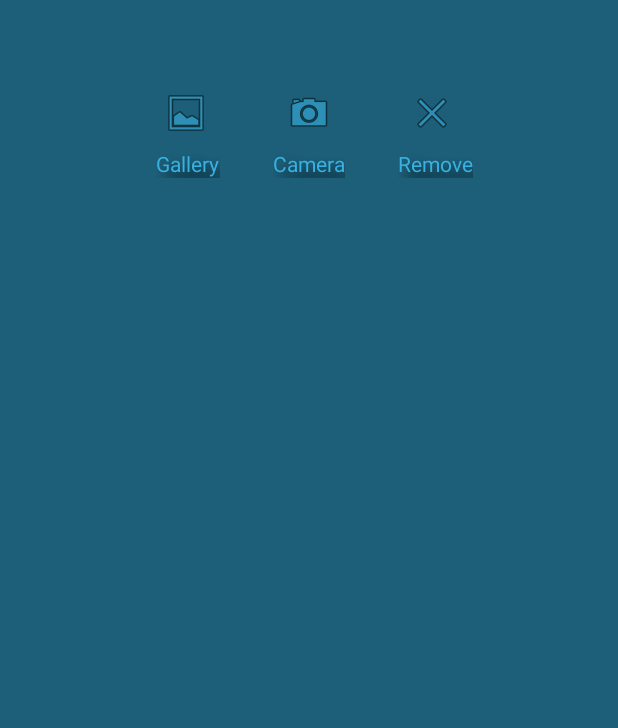
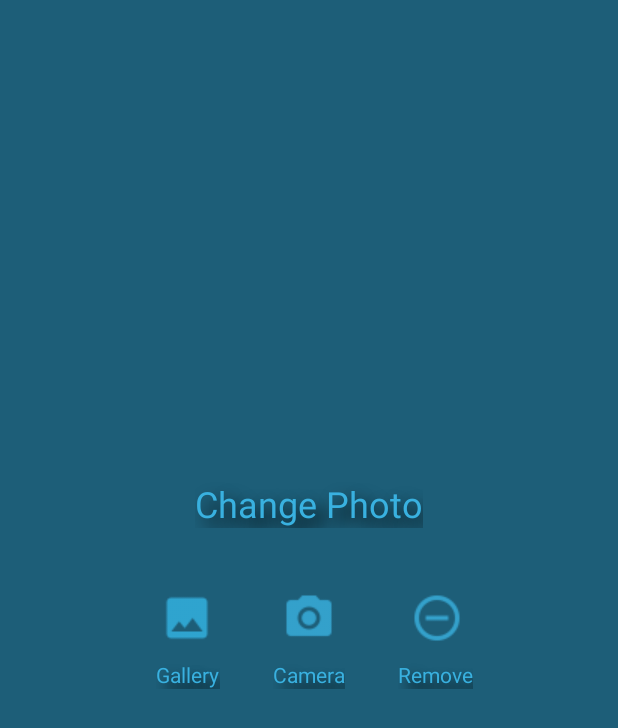
Before and after one commit to Abhi64p/AlumniApp, an Android app: the layout profile_photo_picker_dialog.xml on its own in the app's theme, with its tools: preview values and no code run, on a phone screen of 412 x 824 dp. Shown: the top 728 px of the screen. Run offline under Robolectric (Android 15) with nearby library versions, the phone set to English and light mode, and no system bars.

Commit message:
Added Camera Support

```diff
--- a/app/src/main/AndroidManifest.xml
+++ b/app/src/main/AndroidManifest.xml
@@ -25,12 +25,6 @@
         </activity>
         <activity android:name=".SignUpActivity" />
         <activity android:name=".ProfileActivity" />
-        <activity
-            android:name=".ProfilePhotoPicker"
-            android:label="@string/title_activity_profile_photo_picker"
-            android:screenOrientation="portrait"
-            android:theme="@style/ModifiedTheme.Dialog.Alert">
-        </activity>
     </application>
 
 </manifest>
--- a/app/src/main/res/layout/activity_profile_photo_picker.xml
+++ b/app/src/main/res/layout/profile_photo_picker_dialog.xml
@@ -3,50 +3,53 @@
     xmlns:app="http://schemas.android.com/apk/res-auto"
     xmlns:tools="http://schemas.android.com/tools"
     android:layout_width="match_parent"
-    android:layout_height="150dp"
-    tools:context=".ProfilePhotoPicker">
+    android:layout_height="match_parent"
+    android:background="@color/LayoutBG"
+    tools:context=".ProfileActivity">
 
     <ImageButton
-        android:id="@+id/imageButton"
-        android:layout_width="wrap_content"
-        android:layout_height="wrap_content"
-        android:layout_marginEnd="50dp"
+        android:id="@+id/GalleryButton"
+        android:layout_width="40dp"
+        android:layout_height="40dp"
+        android:layout_marginEnd="41dp"
         android:background="@android:color/transparent"
-        android:onClick="GalleryClicked"
-        android:tint="@color/Line"
+        android:scaleX="1.5"
+        android:scaleY="1.5"
+        android:src="@drawable/gallery_icon"
         android:tintMode="multiply"
         app:layout_constraintBottom_toBottomOf="parent"
-        app:layout_constraintEnd_toStartOf="@+id/imageButton2"
-        app:layout_constraintTop_toTopOf="parent"
-        app:srcCompat="@android:drawable/ic_menu_gallery" />
+        app:layout_constraintEnd_toStartOf="@+id/CameraButton"
+        app:layout_constraintTop_toTopOf="parent" />
 
     <ImageButton
-        android:id="@+id/imageButton2"
-        android:layout_width="wrap_content"
-        android:layout_height="wrap_content"
+        android:id="@+id/CameraButton"
+        android:layout_width="40dp"
+        android:layout_height="40dp"
         android:layout_marginStart="8dp"
         android:layout_marginEnd="8dp"
         android:background="@android:color/transparent"
-        android:tint="@color/Line"
+        android:scaleX="1.5"
+        android:scaleY="1.5"
+        android:src="@drawable/camera_icon"
         android:tintMode="multiply"
         app:layout_constraintBottom_toBottomOf="parent"
         app:layout_constraintEnd_toEndOf="parent"
         app:layout_constraintStart_toStartOf="parent"
-        app:layout_constraintTop_toTopOf="parent"
-        app:srcCompat="@android:drawable/ic_menu_camera" />
+        app:layout_constraintTop_toTopOf="parent" />
 
     <ImageButton
-        android:id="@+id/imageButton3"
-        android:layout_width="wrap_content"
-        android:layout_height="wrap_content"
-        android:layout_marginStart="50dp"
+        android:id="@+id/RemoveButton"
+        android:layout_width="40dp"
+        android:layout_height="40dp"
+        android:layout_marginStart="45dp"
         android:background="@android:color/transparent"
-        android:tint="@color/Line"
+        android:scaleX="1.5"
+        android:scaleY="1.5"
         android:tintMode="multiply"
         app:layout_constraintBottom_toBottomOf="parent"
-        app:layout_constraintStart_toEndOf="@+id/imageButton2"
+        app:layout_constraintStart_toEndOf="@+id/CameraButton"
         app:layout_constraintTop_toTopOf="parent"
-        app:srcCompat="@android:drawable/ic_menu_close_clear_cancel" />
+        app:srcCompat="@drawable/remove_icon" />
 
     <TextView
         android:id="@+id/textView6"
@@ -54,7 +57,6 @@
         android:layout_height="wrap_content"
         android:layout_marginTop="8dp"
         android:layout_marginEnd="35dp"
-        android:onClick="GalleryClicked"
         android:shadowColor="@android:color/black"
         android:shadowDx="10"
         android:shadowDy="10"
@@ -62,7 +64,7 @@
         android:text="Gallery"
         android:textColor="@color/Line"
         app:layout_constraintEnd_toStartOf="@+id/textView7"
-        app:layout_constraintTop_toBottomOf="@+id/imageButton" />
+        app:layout_constraintTop_toBottomOf="@+id/GalleryButton" />
 
     <TextView
         android:id="@+id/textView7"
@@ -79,7 +81,7 @@
         android:textColor="@color/Line"
         app:layout_constraintEnd_toEndOf="parent"
         app:layout_constraintStart_toStartOf="parent"
-        app:layout_constraintTop_toBottomOf="@+id/imageButton2" />
+        app:layout_constraintTop_toBottomOf="@+id/CameraButton" />
 
     <TextView
         android:id="@+id/textView8"
@@ -94,6 +96,24 @@
         android:text="Remove"
         android:textColor="@color/Line"
         app:layout_constraintStart_toEndOf="@+id/textView7"
-        app:layout_constraintTop_toBottomOf="@+id/imageButton3" />
+        app:layout_constraintTop_toBottomOf="@+id/RemoveButton" />
+
+    <TextView
+        android:id="@+id/textView9"
+        android:layout_width="wrap_content"
+        android:layout_height="wrap_content"
+        android:layout_marginStart="8dp"
+        android:layout_marginEnd="8dp"
+        android:layout_marginBottom="40dp"
+        android:shadowColor="@android:color/black"
+        android:shadowDx="10"
+        android:shadowDy="10"
+        android:shadowRadius="15"
+        android:text="Change Photo"
+        android:textColor="@color/Line"
+        android:textSize="24sp"
+        app:layout_constraintBottom_toTopOf="@+id/CameraButton"
+        app:layout_constraintEnd_toEndOf="parent"
+        app:layout_constraintStart_toStartOf="parent" />
 
 </android.support.constraint.ConstraintLayout>
```
Also changed, not shown: app/src/main/java/asiet/alumniapp/ProfileActivity.java (+122 -23 lines), app/src/main/java/asiet/alumniapp/ProfilePhotoPicker.java (deleted, +0 -86 lines), app/src/main/res/drawable-hdpi/camera_icon.png (added), app/src/main/res/drawable-hdpi/gallery_icon.png (added), app/src/main/res/drawable-hdpi/remove_icon.png (added), app/src/main/res/drawable-mdpi/camera_icon.png (added), app/src/main/res/drawable-mdpi/gallery_icon.png (added), app/src/main/res/drawable-mdpi/remove_icon.png (added), app/src/main/res/drawable-xhdpi/camera_icon.png (added), app/src/main/res/drawable-xhdpi/gallery_icon.png (added), app/src/main/res/drawable-xhdpi/remove_icon.png (added), app/src/main/res/drawable-xxhdpi/camera_icon.png (added), app/src/main/res/drawable-xxhdpi/gallery_icon.png (added), app/src/main/res/drawable-xxhdpi/remove_icon.png (added), 3 more files.
